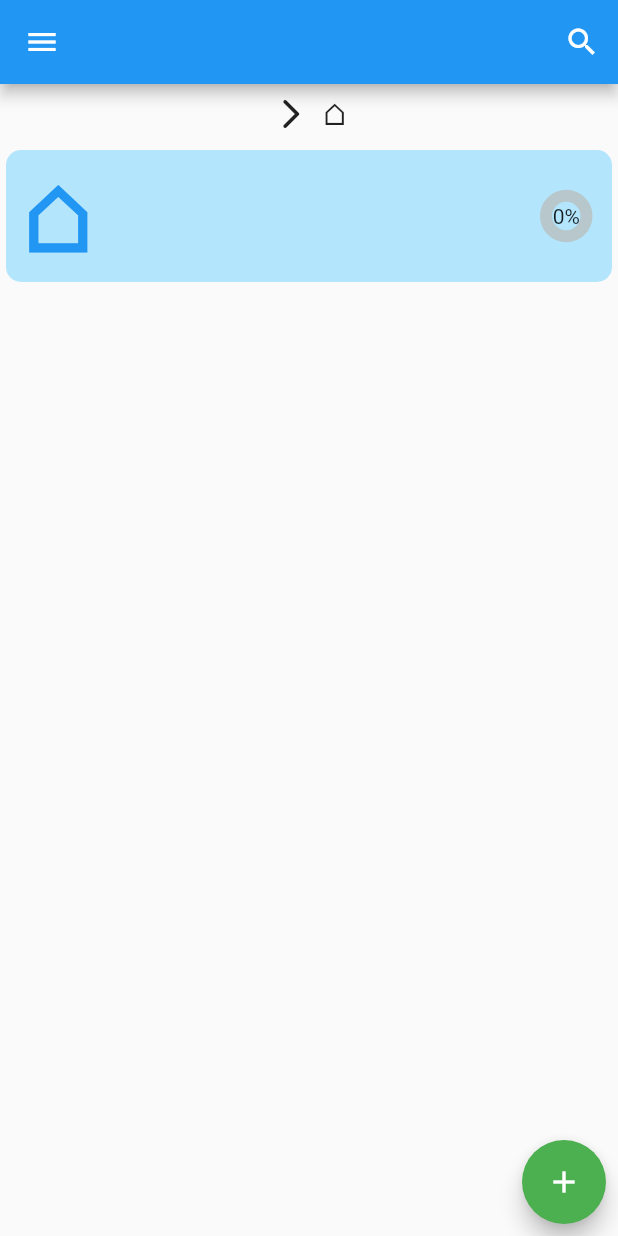
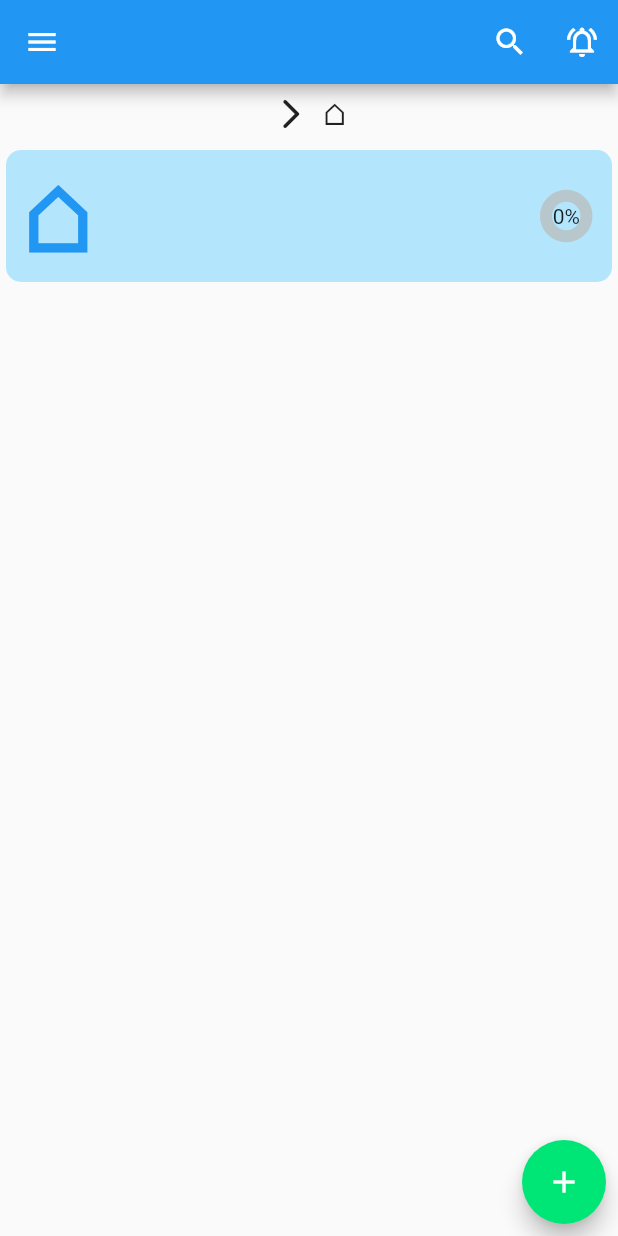
Before and after one commit to AndreaAlbertoMarchesi/checklist_app, a Flutter app: the screen it shows after launch, on a phone screen of 412 x 824 dp. Run offline on Flutter 3.47's test engine with Material 2 defaults, Android fonts, the phone set to English and light mode, and no system bars; drawn by our look-alikes of percent_indicator; our stand-ins replace swipe_to, vibration; generated files the repository leaves out were written again.

Commit message:
Color setting of multiple Task Selection and Search bar changes

```diff
--- a/lib/controller/Search.dart
+++ b/lib/controller/Search.dart
@@ -1,13 +1,12 @@
+import 'package:checklist_app/model/AppState.dart';
 import 'package:flutter/material.dart';
+import 'package:provider/provider.dart';
 
 class Search extends SearchDelegate{
 
   String selectedResult;
-  final List<String> titles;
+  List<String> titles=[];
   List<String> recentList=[];
-  Search(this.titles);
-
-
 
   @override
   List<Widget> buildActions(BuildContext context) {
@@ -42,6 +41,9 @@ class Search extends SearchDelegate{
 
   @override
   Widget buildSuggestions(BuildContext context) {
+    final appState = context.watch<AppState>();
+    titles = appState.getTitles();
+
     List<String> suggestionList = [];
     query.isEmpty
         ? suggestionList = recentList
@@ -55,6 +57,10 @@ class Search extends SearchDelegate{
           title: Text(
             suggestionList[index],
           ),
+          onTap: (){
+            appState.goToTask(suggestionList[index]);
+            Navigator.of(context).pop();
+          },
         );
       }
     );
--- a/lib/model/AppState.dart
+++ b/lib/model/AppState.dart
@@ -10,8 +10,11 @@ class AppState extends ChangeNotifier {
   Task root = Task.emptyRoot;
   Task task = Task.emptyRoot;
   List<Task> taskPath = List<Task>();
-  //non è molto elegante ma provo così
-  List<String> titles=[];
+
+  ///da migliorare => inseriti per il poter selezionare più di un elemento da spostare
+  List<Task> selectedTasks = [];
+  List<Task> lastTaskPath;
+
 
   AppState() {
     storage.readData().then((Task value) {
@@ -23,8 +26,23 @@ class AppState extends ChangeNotifier {
   }
 
   void selectTask(Task task) {
-    selectedTask = task;
-    selectedTaskPath = List.from(taskPath);
+
+    if(selectedTask == null) {
+      selectedTask = task;
+      selectedTasks.add(selectedTask);
+      selectedTaskPath = List.from(taskPath);
+      lastTaskPath = selectedTaskPath.toList().sublist(0,selectedTaskPath.length-1);
+    }else {
+      selectedTaskPath = List.from(taskPath).sublist(0,taskPath.length-1);
+      if(selectedTaskPath == lastTaskPath){
+        selectedTasks.add(task);
+      }else {
+        selectedTask = task;
+        selectedTaskPath = List.from(taskPath);
+        lastTaskPath = selectedTaskPath;
+        selectedTasks.clear();
+      }
+    }
     notifyListeners();
   }
 
@@ -51,14 +69,24 @@ class AppState extends ChangeNotifier {
   }
 
   void addTask(String title) {
-    task.children.add(Task(title));
-    titles.add(title);
+    /*List<Task> taskPathToMemorize = new List<Task>();
+    taskPathToMemorize.addAll(taskPath);
+    Task taskToMemorize =Task(title);
+    taskPathToMemorize.add(Task(title));
+
+    taskToMemorize.setTaskPathToMemorize(encode(taskPathToMemorize));
+    task.children.add(taskToMemorize);
+    mapOfTask.putIfAbsent(title, () => taskToMemorize);
+
+    print(taskPath.map((e) => e.title).toString());
+*/
     storage.writeData(root);
     notifyListeners();
   }
 
   void deleteTask(Task task, Task parent){
     parent.children.remove(task);
+    ///mapOfTask.remove(task.title);
     updateTaskPathPercentage();
     storage.writeData(root);
     notifyListeners();
@@ -89,7 +117,6 @@ class AppState extends ChangeNotifier {
     this.task = task;
     notifyListeners();
   }
-
   void moveTask() {
     selectedTaskPath.last.children.remove(selectedTask);
     updateSelectedTaskPathPercentage();
@@ -97,8 +124,74 @@ class AppState extends ChangeNotifier {
     task.children.add(selectedTask);
     updateTaskPathPercentage();
 
+    /*List<Task> taskPathToMemorize = new List<Task>();
+    taskPathToMemorize.addAll(taskPath);
+    taskPathToMemorize.add(selectedTask);
+
+    selectedTask.setTaskPathToMemorize(encode(taskPathToMemorize));*/
     selectedTask = null;
 
     notifyListeners();
   }
+/*
+
+  void goToTask(String title){
+
+    List<dynamic> pathConverted;
+
+    String pathWanted = mapOfTask['$title'].taskPathToMemorize;
+    pathConverted = decode(pathWanted);
+    createPath(pathConverted);
+
+    print(pathWanted);
+  }
+
+  Task getTaskFromTitle(String title){
+    return mapOfTask['$title'];
+  }
+
+  String encode(List<Task> toEncode){
+    List<String> titles = toEncode.map((e) => e.title).toList();
+    String encoded="";
+    for(String title in titles ){
+      encoded = encoded + "$title£";
+    }
+    return encoded;
+  }
+
+  List<String> decode(String toDecode){
+    List<String> titles=[];
+    String title = "";
+    for(int i=0; i < toDecode.length; i++  ){
+      int j;
+      for(j = i; toDecode[j] != "£"; j++){
+        title = title + toDecode[j];
+      }
+      i = j;
+      titles.add(title);
+      title = "";
+    }
+    return titles;
+  }
+
+  void createPath(List<String> titles) {
+    titles= titles.sublist(1,titles.length);
+    taskPath.clear();
+    taskPath.add(root);
+    task = root;
+    for(String title in titles){
+      task = task.children.firstWhere((element) => element.title == title);
+      taskPath.add(task);
+    }
+    notifyListeners();
+  }
+  //used to suggestionlist
+  List<String> fillTitles(){
+    List<String> titles=[];
+    mapOfTask.forEach((key, value) { titles.add(value.title); });
+    return titles;
+  }
+
+*/
+
 }
--- a/lib/view/home/AddButton.dart
+++ b/lib/view/home/AddButton.dart
@@ -22,7 +22,7 @@ class AddButton extends StatelessWidget {
                       openAddDialog(context);
                     },
                     child: Icon(Icons.add),
-                    backgroundColor: Colors.green,
+                    backgroundColor: Colors.greenAccent[400],
                   ),
                 ),
               ],
@@ -41,7 +41,7 @@ class AddButton extends StatelessWidget {
                   child: FloatingActionButton(
                     onPressed: appState.moveTask,
                     child: Icon(Icons.drive_file_move),
-                    backgroundColor: Colors.green,
+                    backgroundColor: Colors.greenAccent[400],
                   ),
                 ),
                 Align(
--- a/lib/view/home/Home.dart
+++ b/lib/view/home/Home.dart
@@ -36,12 +36,18 @@ class HomeState extends State<Home> {
                 builder:(context) => IconButton(
                     icon: Icon(Icons.search),
                     onPressed: (){
-                      showSearch(context: context, delegate: Search(
-                          appState.titles)
-                      );
+                      showSearch(context: context, delegate: Search());
                     }
                 ),
-              )
+              ),
+              Builder(
+                builder:(context) => IconButton(
+                    icon: Icon(Icons.notifications_active_outlined),
+                    onPressed: (){
+
+                    }
+                ),
+              ),
             ],
           ),
           body: Column(
--- a/lib/view/tasks/ParentTaskItem.dart
+++ b/lib/view/tasks/ParentTaskItem.dart
@@ -1,4 +1,5 @@
 import 'package:checklist_app/model/AppState.dart';
+import 'package:checklist_app/model/Task.dart';
 import 'package:flutter/material.dart';
 import 'package:percent_indicator/circular_percent_indicator.dart';
 import 'package:provider/provider.dart';
@@ -40,14 +41,23 @@ class ParentTaskItem extends StatelessWidget {
                 radius: 35.0,
                 lineWidth: 8.0,
                 percent: appState.task.percentage.toDouble(),
-                center: new Text((appState.task.percentage * 100).toInt().toString() + "%"),
-                progressColor: Colors.green,
+                center: isCompleted(appState.task, appState.task.percentage.toDouble()),
+                progressColor: Colors.greenAccent[400],
               ),
             ),
-
           ],
         ),
       ),
     );
   }
+
+  Widget isCompleted(Task task, num percentage){
+    if((percentage*100) == 100.0){
+      return Image.asset('images/completeIcon.png');
+    }else
+      return Text(
+          (task.percentage * 100).toInt().toString() +
+              "%");
+  }
+
 }
--- a/lib/view/tasks/tasksList/TasksList.dart
+++ b/lib/view/tasks/tasksList/TasksList.dart
@@ -12,7 +12,9 @@ class TasksList extends StatelessWidget {
 
     return Expanded(
         child: ReorderableListView(
-      onReorder: (int oldIndex, int newIndex) {},
+      onReorder: (int oldIndex, int newIndex) {
+        appState.task.handleReorder(oldIndex, newIndex);
+      },
       children: appState.task.children.map((task) {
         return Container(
             key: PageStorageKey(task),
--- a/pubspec.yaml
+++ b/pubspec.yaml
@@ -55,8 +55,8 @@ flutter:
   uses-material-design: true
 
   # To add assets to your application, add an assets section, like this:
-  # assets:
-  #  - images/
+  assets:
+   - images/
   #   - images/a_dot_ham.jpeg
 
   # An image asset can refer to one or more resolution-specific "variants", see
```
Also changed, not shown: lib/view/tasks/tasksList/taskItem/PercentageRow.dart (+11 -10 lines), lib/view/tasks/tasksList/taskItem/TaskItem.dart (+13 -0 lines), images/completeIcon.png (added).
